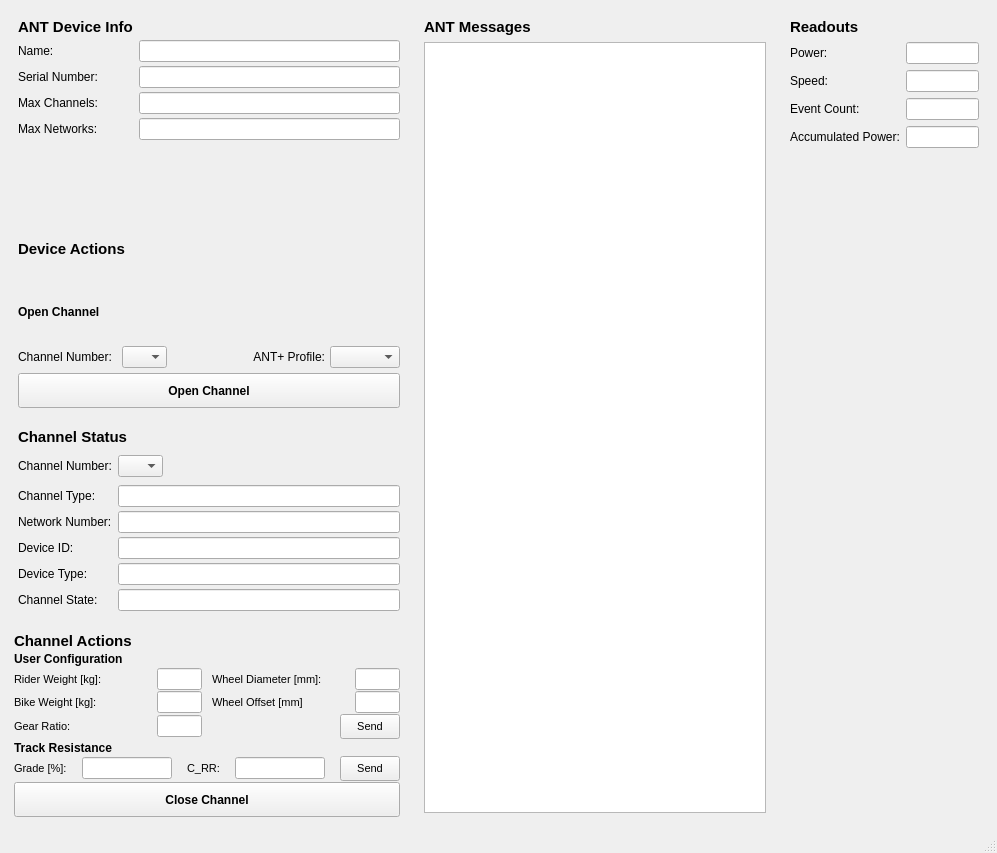
The window that demos/GUI/ant_UI.ui (pcavanaugh04/libant) describes before a commit, drawn with Qt 5.
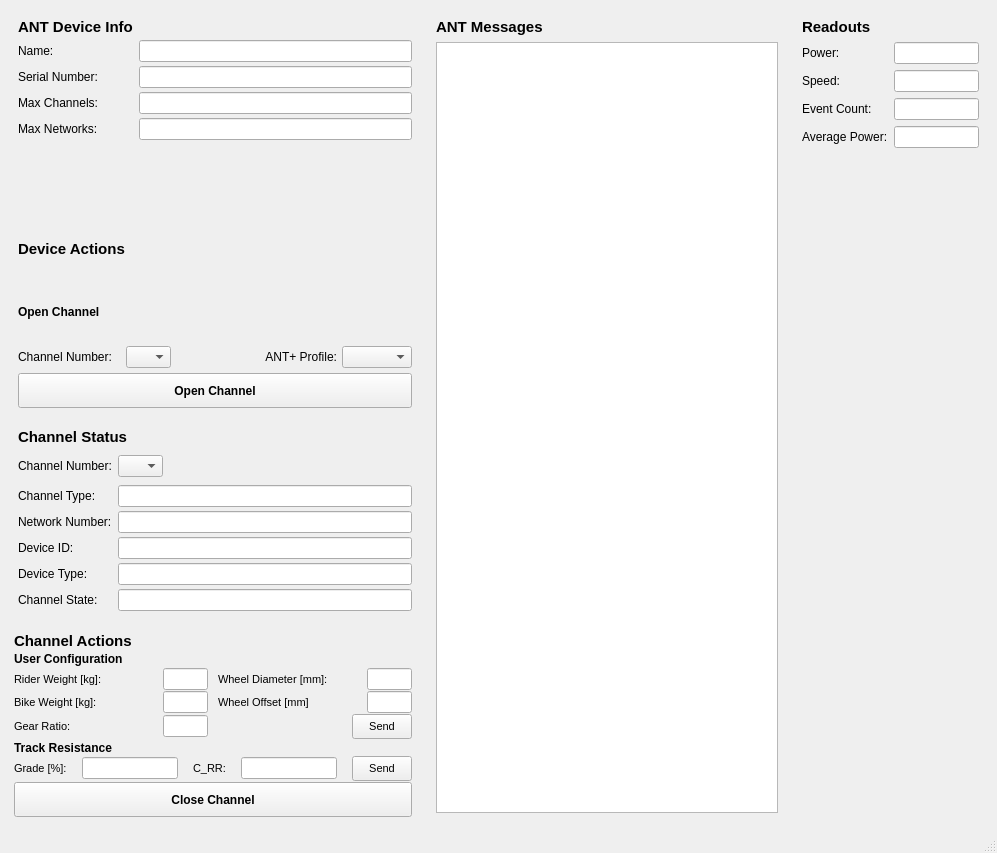
The same window after the commit.

Commit message: Fix tx commands, enable readouts

The edit to the form file:
```diff
--- a/demos/GUI/ant_UI.ui
+++ b/demos/GUI/ant_UI.ui
@@ -998,7 +998,7 @@
           </font>
          </property>
          <property name="text">
-          <string>Accumulated Power:</string>
+          <string>Average Power:</string>
          </property>
         </widget>
        </item>
```
Left out of the diff: 8 changed lines with no effect on the pictures. The commit also changes 2 other files.
